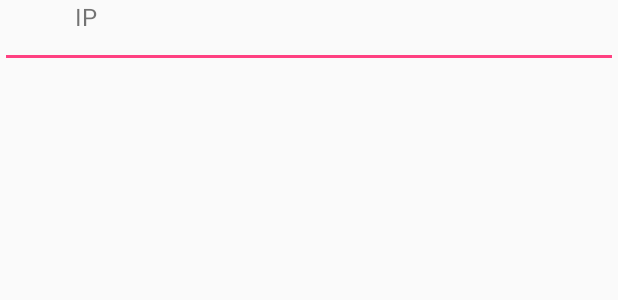
After one commit to 18646331841/WorkManage, an Android app: the layout activity_login.xml on its own in the app's theme, with its tools: preview values and no code run, on a phone screen of 412 x 824 dp. The commit adds this screen. Shown: the top 300 px of the screen. Run offline under Robolectric (Android 15) with nearby library versions, the phone set to English and light mode, and no system bars.

```diff
--- a/app/src/main/AndroidManifest.xml
+++ b/app/src/main/AndroidManifest.xml
@@ -1,27 +1,27 @@
 <?xml version="1.0" encoding="utf-8"?>
 <manifest xmlns:android="http://schemas.android.com/apk/res/android"
-          package="com.barisetech.www.workmanage">
+    package="com.barisetech.www.workmanage">
 
     <!-- 用于访问网络 -->
-    <uses-permission android:name="android.permission.INTERNET"/>
+    <uses-permission android:name="android.permission.INTERNET" />
     <!-- 写入扩展存储 -->
-    <uses-permission android:name="android.permission.WRITE_EXTERNAL_STORAGE"/>
+    <uses-permission android:name="android.permission.WRITE_EXTERNAL_STORAGE" />
     <!-- 用于进行网络定位 -->
-    <uses-permission android:name="android.permission.ACCESS_COARSE_LOCATION"/>
+    <uses-permission android:name="android.permission.ACCESS_COARSE_LOCATION" />
     <!-- 获取运营商信息，用于支持提供运营商信息相关的接口 -->
-    <uses-permission android:name="android.permission.ACCESS_NETWORK_STATE"/>
+    <uses-permission android:name="android.permission.ACCESS_NETWORK_STATE" />
     <!-- 用于访问GPS定位 -->
-    <uses-permission android:name="android.permission.ACCESS_FINE_LOCATION"/>
+    <uses-permission android:name="android.permission.ACCESS_FINE_LOCATION" />
     <!-- 用于读取手机当前的状态 -->
-    <uses-permission android:name="android.permission.READ_PHONE_STATE"/>
+    <uses-permission android:name="android.permission.READ_PHONE_STATE" />
     <!-- 用于访问wifi网络信息 -->
-    <uses-permission android:name="android.permission.ACCESS_WIFI_STATE"/>
+    <uses-permission android:name="android.permission.ACCESS_WIFI_STATE" />
     <!-- 这个权限用于获取wifi的获取权限 -->
-    <uses-permission android:name="android.permission.CHANGE_WIFI_STATE"/>
+    <uses-permission android:name="android.permission.CHANGE_WIFI_STATE" />
     <!-- 这个权限用于允许程序在手机屏幕关闭后后台进程仍然运行 -->
-    <uses-permission android:name="android.permission.WAKE_LOCK"/>
-    <!--指纹识别权限 -->
-    <uses-permission android:name="android.permission.USE_FINGERPRINT"/>
+    <uses-permission android:name="android.permission.WAKE_LOCK" />
+    <!-- 指纹识别权限 -->
+    <uses-permission android:name="android.permission.USE_FINGERPRINT" />
 
     <application
         android:name=".base.BaseApplication"
@@ -33,22 +33,22 @@
         android:theme="@style/AppTheme">
         <meta-data
             android:name="com.amap.api.v2.apikey"
-            android:value="1d6f10fa0bf51023ff2a302934c00581"/>
+            android:value="1d6f10fa0bf51023ff2a302934c00581" />
 
         <activity
             android:name=".view.MainActivity"
             android:label="@string/app_name">
             <intent-filter>
-                <action android:name="android.intent.action.MAIN"/>
+                <action android:name="android.intent.action.MAIN" />
 
-                <category android:name="android.intent.category.LAUNCHER"/>
+                <category android:name="android.intent.category.LAUNCHER" />
             </intent-filter>
         </activity>
+        <activity android:name=".view.SecondActivity"></activity>
 
-        <activity android:name=".view.SecondActivity">
+        <service android:name="com.amap.api.location.APSService" />
 
-        </activity>
-        <service android:name="com.amap.api.location.APSService"/>
+        <activity android:name=".view.LoginActivity"></activity>
     </application>
 
 </manifest>
--- /dev/null
+++ b/app/src/main/java/com/barisetech/www/workmanage/view/LoginActivity.java
@@ -0,0 +1,15 @@
+package com.barisetech.www.workmanage.view;
+
+import android.support.v7.app.AppCompatActivity;
+import android.os.Bundle;
+
+import com.barisetech.www.workmanage.R;
+
+public class LoginActivity extends AppCompatActivity {
+
+    @Override
+    protected void onCreate(Bundle savedInstanceState) {
+        super.onCreate(savedInstanceState);
+        setContentView(R.layout.activity_login);
+    }
+}
--- /dev/null
+++ b/app/src/main/res/layout/activity_login.xml
@@ -0,0 +1,35 @@
+<?xml version="1.0" encoding="utf-8"?>
+<android.support.constraint.ConstraintLayout xmlns:android="http://schemas.android.com/apk/res/android"
+    xmlns:app="http://schemas.android.com/apk/res-auto"
+    xmlns:tools="http://schemas.android.com/tools"
+    android:layout_width="match_parent"
+    android:layout_height="match_parent">
+
+
+
+    <ImageView
+        android:id="@+id/img_logo"
+        android:layout_width="match_parent"
+        android:layout_height="wrap_content"
+        app:layout_constraintTop_toTopOf="parent"
+        app:layout_constraintRight_toRightOf="parent"
+        app:layout_constraintLeft_toRightOf="parent"/>
+
+    <TextView
+        android:id="@+id/tv_ip"
+        android:text="@string/tv_ip"
+        android:textSize="16dp"
+        android:layout_marginLeft="50dp"
+        android:layout_width="wrap_content"
+        android:layout_height="wrap_content"
+        app:layout_constraintLeft_toLeftOf="parent"
+        app:layout_constraintTop_toBottomOf="@id/img_logo"/>
+
+    <EditText
+        android:id="@+id/et_ip"
+        android:layout_width="match_parent"
+        android:layout_height="wrap_content"
+        app:layout_constraintLeft_toRightOf=""/>
+
+
+</android.support.constraint.ConstraintLayout>
--- a/app/src/main/res/values/strings.xml
+++ b/app/src/main/res/values/strings.xml
@@ -16,6 +16,8 @@
     <string name="dialog_verify_fingerprint">请验证指纹</string>
 
     <string name="crash_notice">很抱歉，我有事儿，先走一步啦！</string>
+    <string name="gesture_toast"></string>
+    <string name="tv_ip">IP</string>
 
     <!-- TODO: Remove or change this placeholder text -->
     <string name="hello_blank_fragment">Hello blank fragment</string>
```
